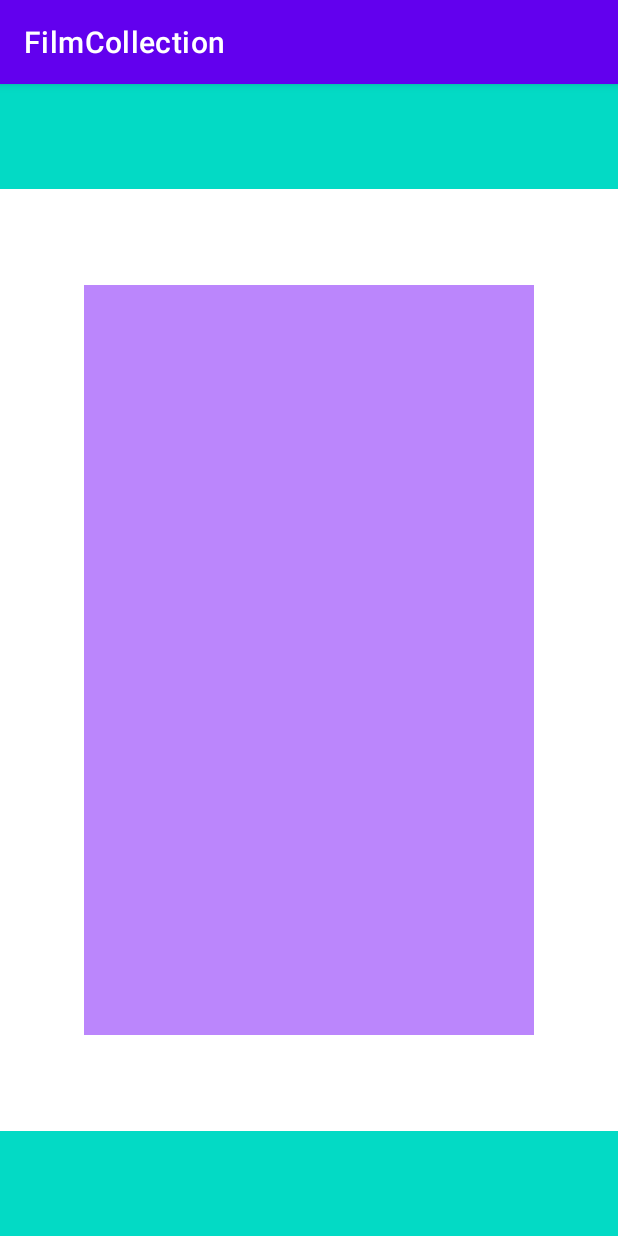
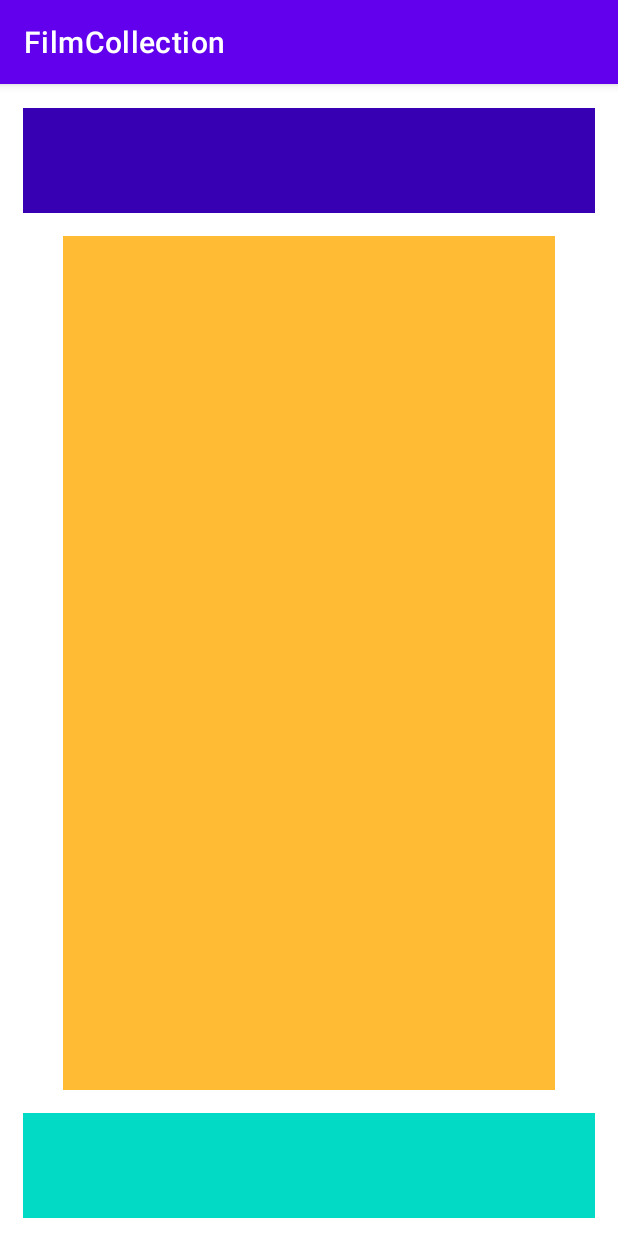
Before and after one commit to Vladislav-crypto/FilmCollection, an Android app: the screen it shows after launch (MainActivity), on a phone screen of 412 x 824 dp. Run offline under Robolectric (Android 15) with nearby library versions, the phone set to English and light mode, and no system bars.

Commit message:
change XML make the layout "gum elastic"

```diff
--- a/app/src/main/res/layout/activity_main.xml
+++ b/app/src/main/res/layout/activity_main.xml
@@ -8,35 +8,48 @@
     tools:context=".MainActivity">
 
     <FrameLayout
-        android:id="@+id/TopContainer"
+        android:id="@+id/topContainer"
         android:layout_width="match_parent"
         android:layout_height="70dp"
-        android:background="@color/teal_200"
+        android:layout_marginStart="15dp"
+        android:layout_marginTop="16dp"
+        android:layout_marginEnd="15dp"
+        android:background="@color/purple_700"
+        app:layout_constraintEnd_toEndOf="parent"
+        app:layout_constraintHorizontal_bias="1.0"
+        app:layout_constraintStart_toStartOf="parent"
         app:layout_constraintTop_toTopOf="parent">
 
     </FrameLayout>
 
     <LinearLayout
-        android:id="@+id/ButtonsContainer"
-        android:layout_width="300dp"
-        android:layout_height="500dp"
-        android:background="@color/purple_200"
+        android:id="@+id/menuContainer"
+        android:layout_width="0dp"
+        android:layout_height="0dp"
+        android:layout_marginStart="42dp"
+        android:layout_marginTop="15dp"
+        android:layout_marginEnd="42dp"
+        android:layout_marginBottom="15dp"
+        android:background="@android:color/holo_orange_light"
         android:orientation="vertical"
-        app:layout_constraintBottom_toTopOf="@+id/BottomContainer"
+        app:layout_constraintBottom_toTopOf="@+id/bottomContainer"
         app:layout_constraintEnd_toEndOf="parent"
         app:layout_constraintStart_toStartOf="parent"
-        app:layout_constraintTop_toBottomOf="@+id/TopContainer">
+        app:layout_constraintTop_toBottomOf="@+id/topContainer" />
 
-    </LinearLayout>
+
 
     <FrameLayout
-        android:id="@+id/BottomContainer"
+        android:id="@+id/bottomContainer"
         android:layout_width="match_parent"
         android:layout_height="70dp"
+        android:layout_marginStart="15dp"
+        android:layout_marginEnd="15dp"
+        android:layout_marginBottom="12dp"
         android:background="@color/teal_200"
-        app:layout_constraintBottom_toBottomOf="parent">
+        app:layout_constraintBottom_toBottomOf="parent"
+        app:layout_constraintEnd_toEndOf="parent"
+        app:layout_constraintStart_toStartOf="parent">
 
     </FrameLayout>
-
-
 </androidx.constraintlayout.widget.ConstraintLayout>
```
